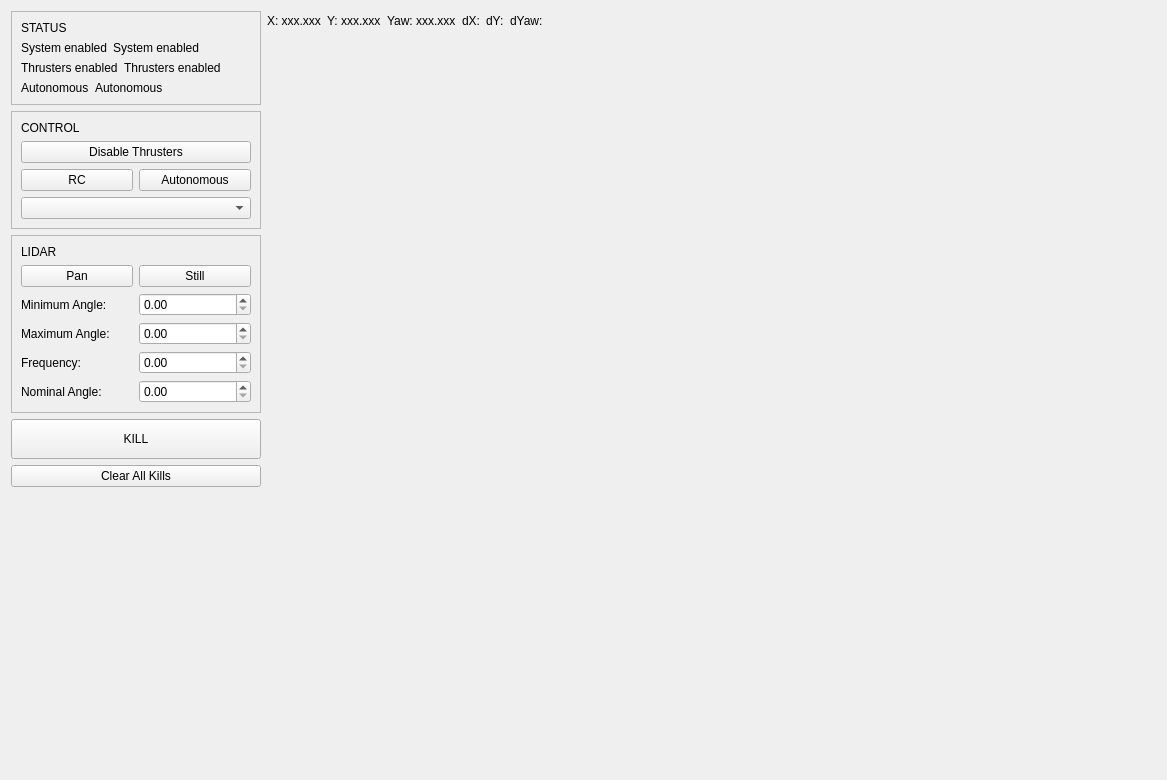
The window that uf_rqt_plugins/src/uf_rqt_plugins/propagatorgui.ui (uf-mil-archive/software-common) describes before a commit, drawn with Qt 5.
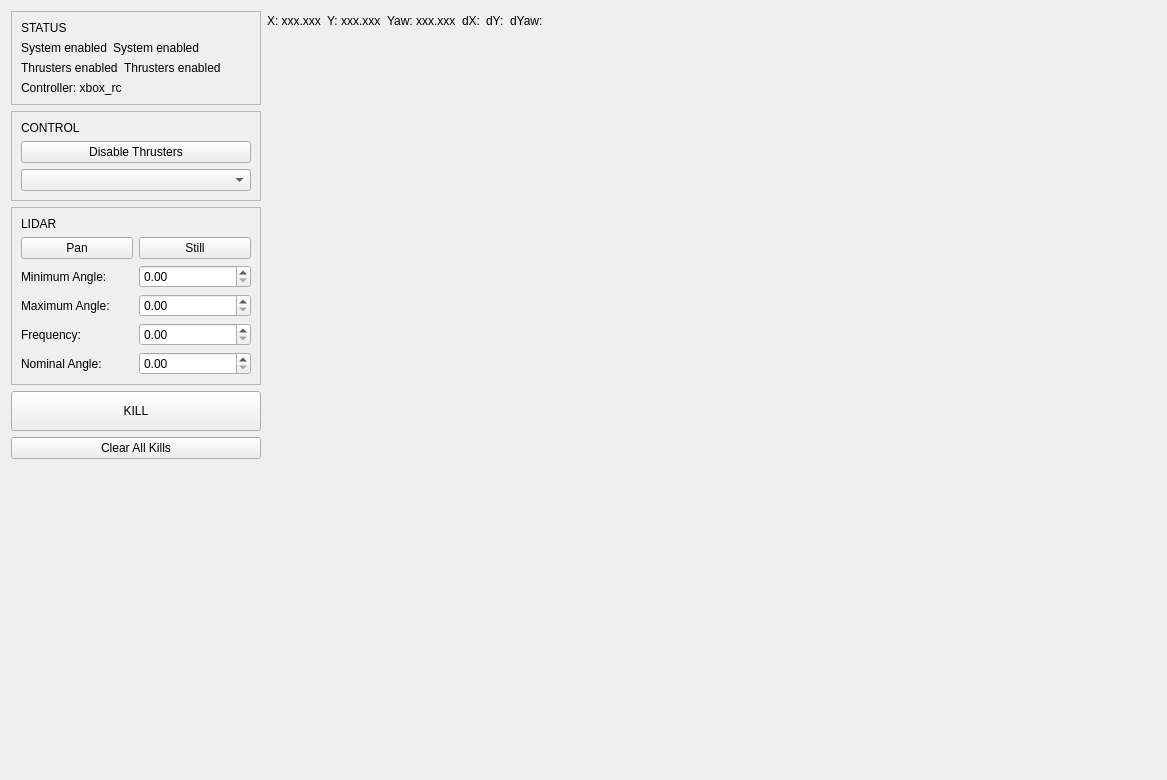
The same window after the commit.

Commit message: PROPAGATOR_GUI: Set up controller status and ability to switch between controllers

Diff of the .ui file:
```diff
--- a/uf_rqt_plugins/src/uf_rqt_plugins/propagatorgui.ui
+++ b/uf_rqt_plugins/src/uf_rqt_plugins/propagatorgui.ui
@@ -71,22 +71,11 @@
            </layout>
           </item>
           <item>
-           <layout class="QHBoxLayout" name="horizontalLayout_4" stretch="0,1">
-            <item>
-             <widget class="QLabel" name="autonomous_label">
-              <property name="text">
-               <string>Autonomous</string>
-              </property>
-             </widget>
-            </item>
-            <item>
-             <widget class="QLabel" name="label_5">
-              <property name="text">
-               <string>Autonomous</string>
-              </property>
-             </widget>
-            </item>
-           </layout>
+           <widget class="QLabel" name="controller_label">
+            <property name="text">
+             <string>Controller: xbox_rc</string>
+            </property>
+           </widget>
           </item>
          </layout>
         </item>
@@ -120,25 +109,7 @@
          </widget>
         </item>
         <item>
-         <layout class="QHBoxLayout" name="horizontalLayout_6">
-          <item>
-           <widget class="QPushButton" name="rc_push_btn">
-            <property name="text">
-             <string>RC</string>
-            </property>
-           </widget>
-          </item>
-          <item>
-           <widget class="QPushButton" name="autonomous_push_btn">
-            <property name="text">
-             <string>Autonomous</string>
-            </property>
-           </widget>
-          </item>
-         </layout>
-        </item>
-        <item>
-         <widget class="QComboBox" name="control_combo_box"/>
+         <widget class="QComboBox" name="controller_combo_box"/>
         </item>
        </layout>
       </widget>
```
The commit also changes 1 other file.
